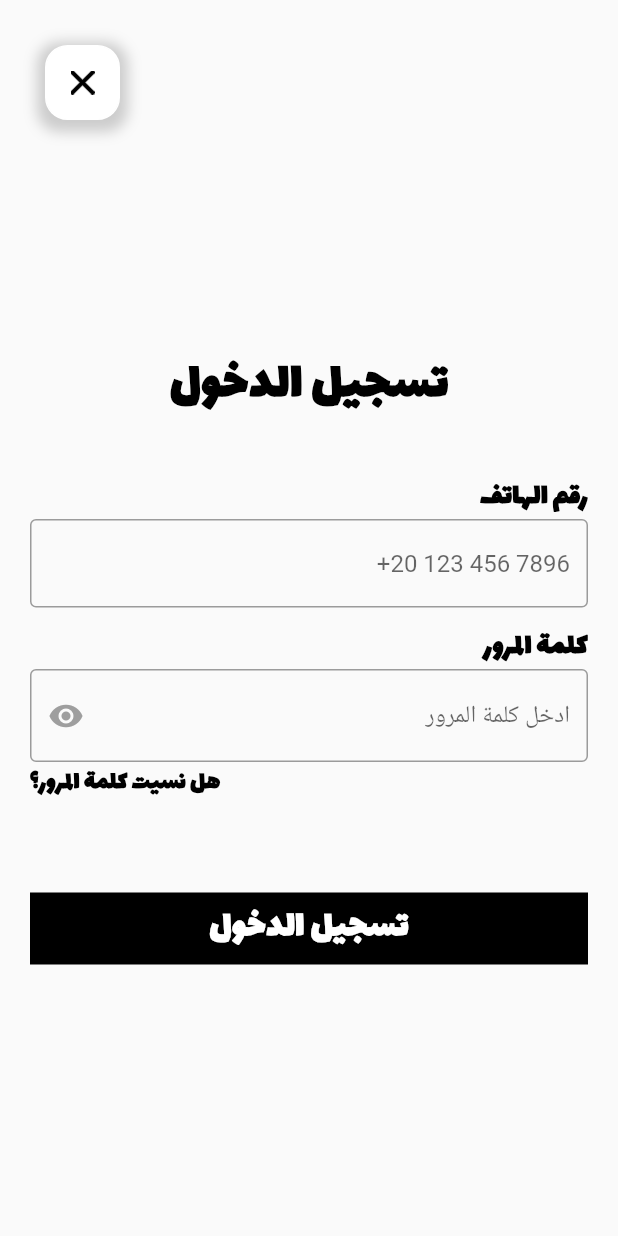
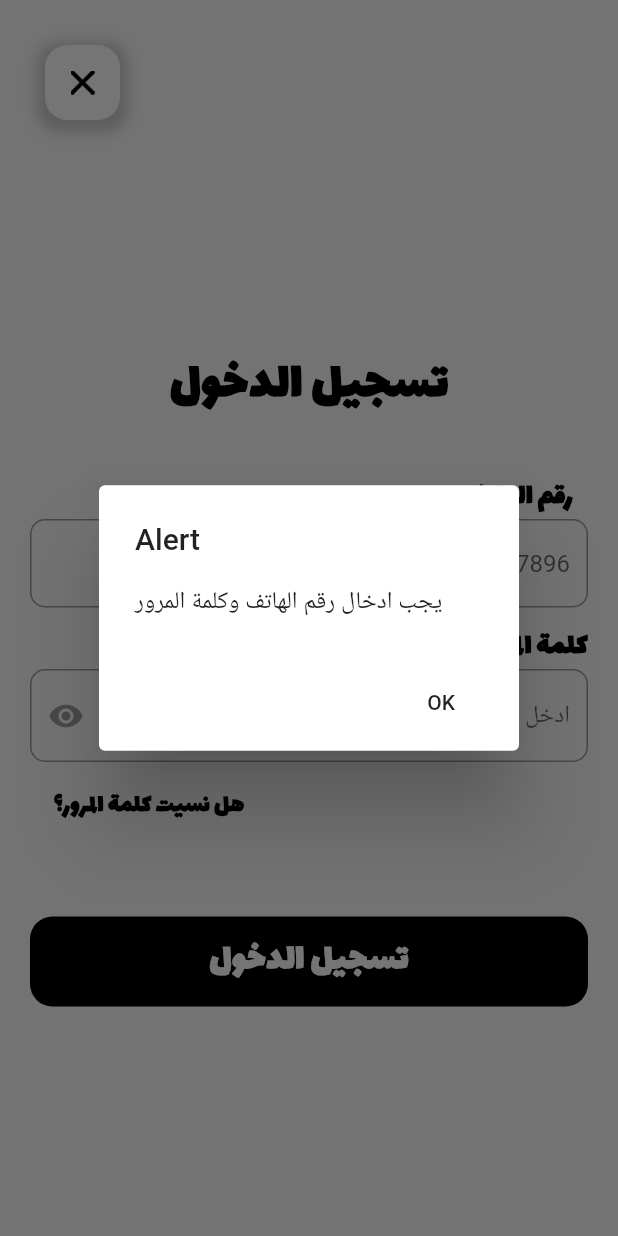
Before and after one commit to Asmaa933/Hodom-Task, a Flutter app: the LoginView screen opened by its route, after a tap on "تسجيل الدخول", on a phone screen of 412 x 824 dp. Run offline on Flutter 3.47's test engine with Material 2 defaults, Android fonts, the phone set to English and light mode, and no system bars.

Commit message:
changes in loginView widgets
add parameter to showAlert
changes in loginView widgets

```diff
--- a/lib/LoginView.dart
+++ b/lib/LoginView.dart
@@ -66,8 +66,8 @@ class CheckAuth extends StatefulWidget {
 }
 
 class _CheckAuthState extends State<CheckAuth> {
-  String phone;
-  String password;
+  String phone = '';
+  String password = '';
   bool showPassword = false;
 
   @override
@@ -77,7 +77,10 @@ class _CheckAuthState extends State<CheckAuth> {
       child: Column(
         crossAxisAlignment: CrossAxisAlignment.end,
         children: [
-          buildText(20, 'رقم الهاتف', Colors.black),
+          Container(
+            margin: EdgeInsets.only(right: 10),
+            child: buildText(20, 'رقم الهاتف', Colors.black),
+          ),
           TextField(
             textAlign: TextAlign.end,
             keyboardType: TextInputType.number,
@@ -85,7 +88,9 @@ class _CheckAuthState extends State<CheckAuth> {
               phone = value;
             },
             decoration: InputDecoration(
-              border: OutlineInputBorder(),
+              border: OutlineInputBorder(
+                borderRadius: BorderRadius.circular(10),
+              ),
               hintText: '+20 123 456 7896',
             ),
           ),
@@ -98,12 +103,14 @@ class _CheckAuthState extends State<CheckAuth> {
               password = value;
             },
             decoration: InputDecoration(
-              border: OutlineInputBorder(),
+              border: OutlineInputBorder(
+                borderRadius: BorderRadius.circular(10),
+              ),
               hintText: 'ادخل كلمة المرور',
               prefixIcon: IconButton(
                 icon: Icon(
                   Icons.remove_red_eye,
-                  color: this.showPassword ? Colors.blue : Colors.grey,
+                  color: this.showPassword ? Colors.black : Colors.grey,
                 ),
                 onPressed: () {
                   setState(() => this.showPassword = !this.showPassword);
@@ -111,18 +118,25 @@ class _CheckAuthState extends State<CheckAuth> {
               ),
             ),
           ),
+          addHeightSizedBox(5),
           Align(
             alignment: Alignment.centerLeft,
-            child: buildText(17, 'هل نسيت كلمة المرور؟', Colors.black),
+            child: FlatButton(
+              onPressed: () {
+                showAlertDialog(context, 'Forget password pressed');
+              },
+              child: buildText(17, 'هل نسيت كلمة المرور؟', Colors.black),
+            ),
           ),
-          addHeightSizedBox(60),
+          addHeightSizedBox(50),
           Container(
             width: double.infinity,
-            color: Colors.black,
+            height: 60,
+            decoration: BoxDecoration(
+              borderRadius: BorderRadius.circular(15.0),
+              color: Colors.black,
+            ),
             child: FlatButton(
-              shape: RoundedRectangleBorder(
-                borderRadius: new BorderRadius.circular(30.0),
-              ),
               onPressed: () {
                 signInForUser(context, phone, password);
               },
@@ -136,6 +150,11 @@ class _CheckAuthState extends State<CheckAuth> {
 }
 
 void signInForUser(BuildContext context, String phone, String password) {
-  print('user' + phone);
-  print('pass' + password);
+  if (phone.isEmpty || password.isEmpty) {
+    showAlertDialog(context, 'يجب ادخال رقم الهاتف وكلمة المرور');
+  } else {
+    //TO DO
+    print('user' + phone);
+    print('pass' + password);
+  }
 }
--- a/lib/WelcomeView.dart
+++ b/lib/WelcomeView.dart
@@ -75,7 +75,7 @@ class FaceBookButtonBuilder extends StatelessWidget {
         ),
         color: Colors.transparent,
         onPressed: () {
-          showAlertDialog(context);
+          showAlertDialog(context, 'Facebook button pressed');
         },
       ),
     );
--- a/lib/WidgetsBuilder.dart
+++ b/lib/WidgetsBuilder.dart
@@ -33,7 +33,7 @@ SizedBox addHeightSizedBox(double height) {
   return SizedBox(height: height);
 }
 
-showAlertDialog(BuildContext context) {
+showAlertDialog(BuildContext context, String message) {
   // set up the button
   Widget okButton = FlatButton(
     child: Text("OK"),
@@ -44,8 +44,8 @@ showAlertDialog(BuildContext context) {
 
   // set up the AlertDialog
   AlertDialog alert = AlertDialog(
-    title: Text("Alert"),
-    content: Text("Facebook button pressed"),
+    title: Text('Alert'),
+    content: Text(message),
     actions: [
       okButton,
     ],
```
